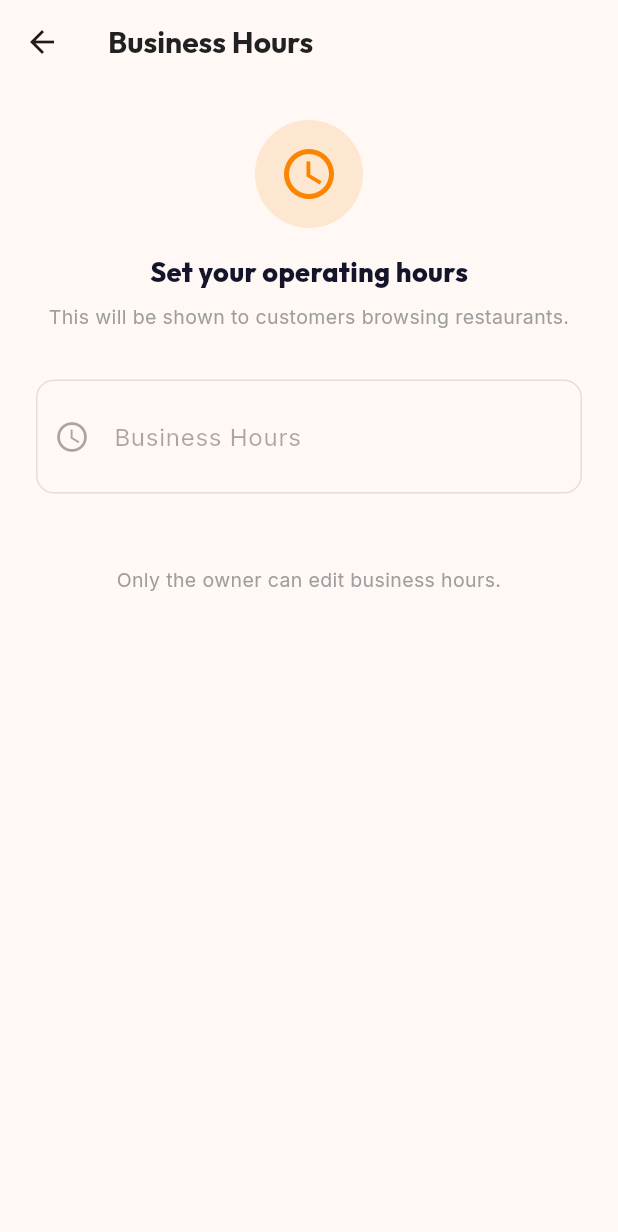
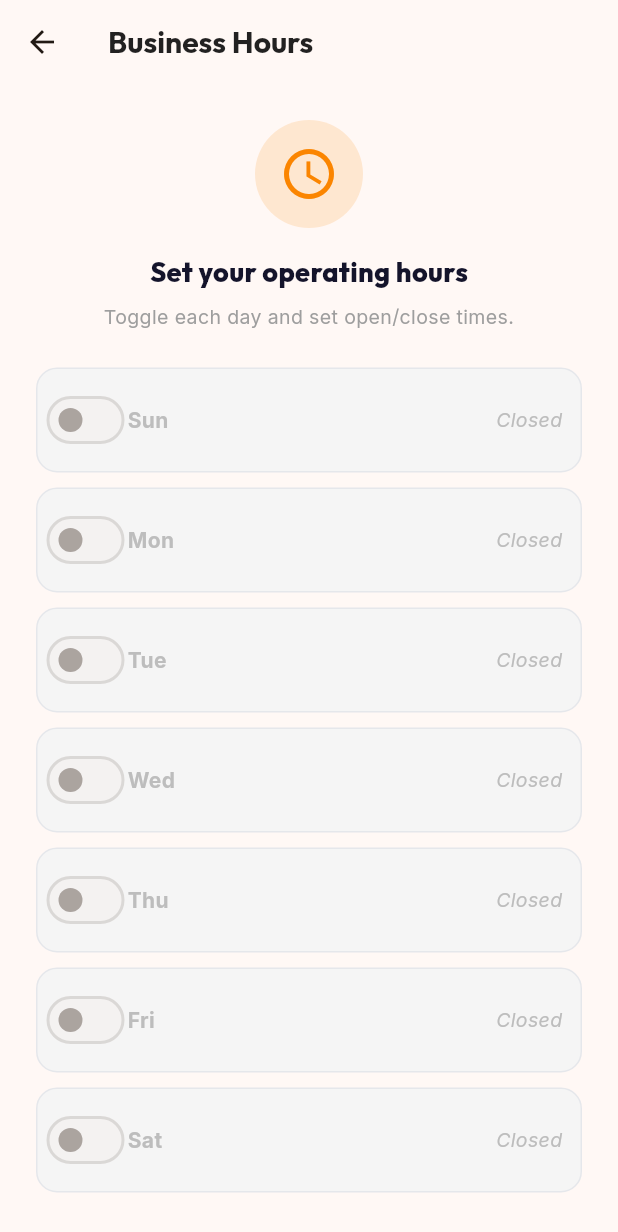
Before and after one commit to azrylshamin/lauk-ai, a Flutter app: the BusinessHoursPage screen opened directly, on a phone screen of 412 x 824 dp. Shown: the top 1232 px of the screen. Run offline on Flutter 3.47's test engine with Material 3 defaults, Android fonts, the phone set to English and light mode, and no system bars; our stand-ins replace dotted_border, google_fonts, image_picker, shared_preferences; accounts and stored records are empty; network calls fail.

Commit message:
Rewrite business hours page with daily time pickers and update UI dependencies

```diff
--- a/frontend/mobile/lib/pages/customer_page.dart
+++ b/frontend/mobile/lib/pages/customer_page.dart
@@ -324,9 +324,9 @@
                                     maxLines: 1,
                                     overflow: TextOverflow.ellipsis,
                                   ),
-                                if (r.businessHours.isNotEmpty)
+                                if (r.businessHoursSummary.isNotEmpty)
                                   Text(
-                                    r.businessHours,
+                                    r.businessHoursSummary,
                                     style: TextStyle(
                                       color: Colors.blueGrey[400],
                                       fontSize: 12,
@@ -335,7 +335,7 @@
                                     maxLines: 1,
                                     overflow: TextOverflow.ellipsis,
                                   ),
-                                if (r.address.isEmpty && r.businessHours.isEmpty)
+                                if (r.address.isEmpty && r.businessHoursSummary.isEmpty)
                                   Text(
                                     'No details available',
                                     style: TextStyle(
--- a/frontend/mobile/lib/pages/dashboard/settings_tab.dart
+++ b/frontend/mobile/lib/pages/dashboard/settings_tab.dart
@@ -253,7 +253,7 @@
                           style: TextStyle(color: Colors.grey[600], fontSize: 14),
                         ),
                       ),
-                    if (_restaurant != null && _restaurant!.businessHours.isNotEmpty)
+                    if (_restaurant != null && _restaurant!.businessHoursSummary.isNotEmpty)
                       Padding(
                         padding: const EdgeInsets.only(top: 4),
                         child: Row(
@@ -261,7 +261,7 @@
                             Icon(Icons.access_time, size: 14, color: Colors.grey[500]),
                             const SizedBox(width: 4),
                             Text(
-                              _restaurant!.businessHours,
+                              _restaurant!.businessHoursSummary,
                               style: TextStyle(color: Colors.grey[600], fontSize: 14),
                             ),
                           ],
--- a/frontend/mobile/lib/pages/settings/business_hours_page.dart
+++ b/frontend/mobile/lib/pages/settings/business_hours_page.dart
@@ -1,6 +1,7 @@
 import 'package:flutter/material.dart';
 import 'package:google_fonts/google_fonts.dart';
 import 'package:provider/provider.dart';
+import '../../models/restaurant.dart';
 import '../../providers/auth_provider.dart';
 import '../../services/restaurant_service.dart';
 
@@ -11,11 +12,31 @@
   State<BusinessHoursPage> createState() => _BusinessHoursPageState();
 }
 
+class _DayEntry {
+  final int dayOfWeek;
+  bool enabled;
+  TimeOfDay openTime;
+  TimeOfDay closeTime;
+
+  _DayEntry({
+    required this.dayOfWeek,
+    this.enabled = false,
+    this.openTime = const TimeOfDay(hour: 8, minute: 0),
+    this.closeTime = const TimeOfDay(hour: 21, minute: 0),
+  });
+
+  String get dayName => StoreHour.dayNames[dayOfWeek];
+}
+
 class _BusinessHoursPageState extends State<BusinessHoursPage> {
   final _restaurantService = RestaurantService();
-  final _hoursController = TextEditingController();
   bool _loading = true;
   bool _saving = false;
+
+  late final List<_DayEntry> _days = List.generate(
+    7,
+    (i) => _DayEntry(dayOfWeek: i),
+  );
 
   @override
   void initState() {
@@ -26,19 +47,68 @@
   Future<void> _load() async {
     try {
       final r = await _restaurantService.getProfile();
-      _hoursController.text = r.businessHours;
+      for (final h in r.storeHours) {
+        final day = _days[h.dayOfWeek];
+        day.enabled = true;
+        day.openTime = _parseTime(h.openTime);
+        day.closeTime = _parseTime(h.closeTime);
+      }
       if (mounted) setState(() => _loading = false);
     } catch (_) {
       if (mounted) setState(() => _loading = false);
     }
   }
 
+  TimeOfDay _parseTime(String time) {
+    final parts = time.split(':');
+    return TimeOfDay(
+      hour: int.tryParse(parts[0]) ?? 8,
+      minute: int.tryParse(parts[1]) ?? 0,
+    );
+  }
+
+  String _formatTimeForApi(TimeOfDay t) {
+    return '${t.hour.toString().padLeft(2, '0')}:${t.minute.toString().padLeft(2, '0')}';
+  }
+
+  String _formatTimeDisplay(TimeOfDay t) {
+    final hour = t.hourOfPeriod == 0 ? 12 : t.hourOfPeriod;
+    final minute = t.minute.toString().padLeft(2, '0');
+    final period = t.period == DayPeriod.am ? 'AM' : 'PM';
+    return '$hour:$minute $period';
+  }
+
+  Future<void> _pickTime(_DayEntry day, bool isOpen) async {
+    final initial = isOpen ? day.openTime : day.closeTime;
+    final picked = await showTimePicker(
+      context: context,
+      initialTime: initial,
+    );
+    if (picked != null) {
+      setState(() {
+        if (isOpen) {
+          day.openTime = picked;
+        } else {
+          day.closeTime = picked;
+        }
+      });
+    }
+  }
+
   Future<void> _save() async {
     setState(() => _saving = true);
     try {
-      await _restaurantService.updateProfile({
-        'business_hours': _hoursController.text.trim(),
-      });
+      final hours = _days
+          .where((d) => d.enabled)
+          .map((d) => StoreHour(
+                dayOfWeek: d.dayOfWeek,
+                openTime: _formatTimeForApi(d.openTime),
+                closeTime: _formatTimeForApi(d.closeTime),
+              ))
+          .toList();
+
+      await _restaurantService.updateStoreHours(hours);
+
       if (!mounted) return;
       setState(() => _saving = false);
       ScaffoldMessenger.of(context).showSnackBar(
@@ -53,12 +123,6 @@
         );
       }
     }
-  }
-
-  @override
-  void dispose() {
-    _hoursController.dispose();
-    super.dispose();
   }
 
   @override
@@ -106,24 +170,15 @@
                   const SizedBox(height: 8),
                   Center(
                     child: Text(
-                      'This will be shown to customers browsing restaurants.',
+                      'Toggle each day and set open/close times.',
                       style: TextStyle(color: Colors.grey[500], fontSize: 13),
                       textAlign: TextAlign.center,
                     ),
                   ),
-                  const SizedBox(height: 32),
+                  const SizedBox(height: 24),
 
-                  TextField(
-                    controller: _hoursController,
-                    enabled: isOwner,
-                    decoration: const InputDecoration(
-                      labelText: 'Business Hours',
-                      hintText: 'e.g. Mon-Fri 8AM-10PM, Sat-Sun 9AM-11PM',
-                      prefixIcon: Icon(Icons.schedule),
-                    ),
-                    maxLines: 2,
-                    textCapitalization: TextCapitalization.sentences,
-                  ),
+                  // Day rows
+                  ..._days.map((day) => _buildDayRow(day, isOwner)),
 
                   const SizedBox(height: 32),
 
@@ -162,4 +217,106 @@
             ),
     );
   }
+
+  Widget _buildDayRow(_DayEntry day, bool isOwner) {
+    return Container(
+      margin: const EdgeInsets.only(bottom: 10),
+      padding: const EdgeInsets.symmetric(horizontal: 12, vertical: 10),
+      decoration: BoxDecoration(
+        color: day.enabled ? Colors.white : const Color(0xFFF5F5F5),
+        borderRadius: BorderRadius.circular(14),
+        border: Border.all(
+          color: day.enabled
+              ? const Color(0xFFFB8500).withValues(alpha: 0.3)
+              : const Color(0xFFE5E7EB),
+        ),
+      ),
+      child: Row(
+        children: [
+          SizedBox(
+            width: 40,
+            child: Switch(
+              value: day.enabled,
+              onChanged: isOwner
+                  ? (val) => setState(() => day.enabled = val)
+                  : null,
+              activeTrackColor: const Color(0xFFFB8500),
+            ),
+          ),
+          const SizedBox(width: 8),
+          SizedBox(
+            width: 48,
+            child: Text(
+              day.dayName.substring(0, 3),
+              style: GoogleFonts.inter(
+                fontSize: 14,
+                fontWeight: FontWeight.w700,
+                color: day.enabled
+                    ? const Color(0xFF14142B)
+                    : Colors.grey[400],
+              ),
+            ),
+          ),
+          const SizedBox(width: 8),
+          if (day.enabled) ...[
+            Expanded(
+              child: Row(
+                mainAxisAlignment: MainAxisAlignment.end,
+                children: [
+                  _buildTimeChip(
+                    _formatTimeDisplay(day.openTime),
+                    isOwner ? () => _pickTime(day, true) : null,
+                  ),
+                  Padding(
+                    padding: const EdgeInsets.symmetric(horizontal: 6),
+                    child: Text('–',
+                        style: TextStyle(
+                            color: Colors.grey[400],
+                            fontWeight: FontWeight.bold)),
+                  ),
+                  _buildTimeChip(
+                    _formatTimeDisplay(day.closeTime),
+                    isOwner ? () => _pickTime(day, false) : null,
+                  ),
+                ],
+              ),
+            ),
+          ] else
+            Expanded(
+              child: Text(
+                'Closed',
+                textAlign: TextAlign.right,
+                style: TextStyle(
+                  color: Colors.grey[400],
+                  fontStyle: FontStyle.italic,
+                  fontSize: 13,
+                ),
+              ),
+            ),
+        ],
+      ),
+    );
+  }
+
+  Widget _buildTimeChip(String label, VoidCallback? onTap) {
+    return GestureDetector(
+      onTap: onTap,
+      child: Container(
+        padding: const EdgeInsets.symmetric(horizontal: 10, vertical: 6),
+        decoration: BoxDecoration(
+          color: const Color(0xFFFFF3E0),
+          borderRadius: BorderRadius.circular(8),
+          border: Border.all(color: const Color(0xFFFFCC80)),
+        ),
+        child: Text(
+          label,
+          style: GoogleFonts.inter(
+            fontSize: 13,
+            fontWeight: FontWeight.w600,
+            color: const Color(0xFFE65100),
+          ),
+        ),
+      ),
+    );
+  }
 }
```
